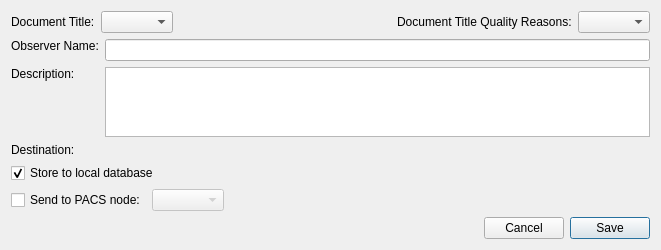
Old version of the form starviewer/src/core/keyimagenotecreatorwidgetbase.ui in the repository starviewer-medical/starviewer.
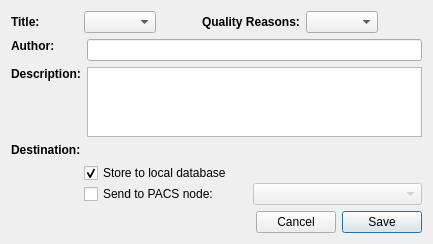
New version of the form. Icons and pictures are not drawn.

Commit message: ENH: S'omple la llista de PACS i es tracten correctament els checkbox de Local i PACS, tambe es fan petites millores en la interficie

```diff
--- a/starviewer/src/core/keyimagenotecreatorwidgetbase.ui
+++ b/starviewer/src/core/keyimagenotecreatorwidgetbase.ui
@@ -6,8 +6,8 @@
    <rect>
     <x>0</x>
     <y>0</y>
-    <width>661</width>
-    <height>234</height>
+    <width>433</width>
+    <height>235</height>
    </rect>
   </property>
   <property name="sizePolicy">
@@ -38,12 +38,24 @@
        </property>
        <property name="minimumSize">
         <size>
-         <width>0</width>
-         <height>0</height>
+         <width>67</width>
+         <height>16</height>
         </size>
        </property>
+       <property name="maximumSize">
+        <size>
+         <width>16777215</width>
+         <height>16777215</height>
+        </size>
+       </property>
+       <property name="font">
+        <font>
+         <weight>75</weight>
+         <bold>true</bold>
+        </font>
+       </property>
        <property name="text">
-        <string>Document Title:</string>
+        <string>Title:</string>
        </property>
       </widget>
      </item>
@@ -62,6 +74,9 @@
        <property name="orientation">
         <enum>Qt::Horizontal</enum>
        </property>
+       <property name="sizeType">
+        <enum>QSizePolicy::Fixed</enum>
+       </property>
        <property name="sizeHint" stdset="0">
         <size>
          <width>40</width>
@@ -84,8 +99,14 @@
          <height>0</height>
         </size>
        </property>
+       <property name="font">
+        <font>
+         <weight>75</weight>
+         <bold>true</bold>
+        </font>
+       </property>
        <property name="text">
-        <string>Document Title Quality Reasons:</string>
+        <string>Quality Reasons:</string>
        </property>
       </widget>
      </item>
@@ -102,10 +123,26 @@
        </property>
       </widget>
      </item>
+     <item>
+      <spacer name="horizontalSpacer_3">
+       <property name="orientation">
+        <enum>Qt::Horizontal</enum>
+       </property>
+       <property name="sizeHint" stdset="0">
+        <size>
+         <width>40</width>
+         <height>20</height>
+        </size>
+       </property>
+      </spacer>
+     </item>
     </layout>
    </item>
    <item row="1" column="0" colspan="2">
     <layout class="QFormLayout" name="formLayout">
+     <property name="fieldGrowthPolicy">
+      <enum>QFormLayout::AllNonFixedFieldsGrow</enum>
+     </property>
      <item row="0" column="0">
       <widget class="QLabel" name="m_observerNameLabel">
        <property name="sizePolicy">
@@ -120,8 +157,14 @@
          <height>0</height>
         </size>
        </property>
+       <property name="font">
+        <font>
+         <weight>75</weight>
+         <bold>true</bold>
+        </font>
+       </property>
        <property name="text">
-        <string>Observer Name:</string>
+        <string>Author:</string>
        </property>
       </widget>
      </item>
@@ -155,6 +198,12 @@
          <height>0</height>
         </size>
        </property>
+       <property name="font">
+        <font>
+         <weight>75</weight>
+         <bold>true</bold>
+        </font>
+       </property>
        <property name="text">
         <string>Description:</string>
        </property>
@@ -179,15 +228,42 @@
     </layout>
    </item>
    <item row="2" column="0">
-    <layout class="QGridLayout" name="gridLayout_2">
-     <item row="0" column="0">
       <widget class="QLabel" name="m_destinationLabel">
+     <property name="font">
+      <font>
+       <weight>75</weight>
+       <bold>true</bold>
+      </font>
+     </property>
        <property name="text">
         <string>Destination:</string>
        </property>
       </widget>
      </item>
-     <item row="1" column="0" colspan="2">
+   <item row="3" column="0" colspan="2">
+    <layout class="QHBoxLayout" name="horizontalLayout_3">
+     <item>
+      <spacer name="horizontalSpacer_4">
+       <property name="orientation">
+        <enum>Qt::Horizontal</enum>
+       </property>
+       <property name="sizeType">
+        <enum>QSizePolicy::Fixed</enum>
+       </property>
+       <property name="sizeHint" stdset="0">
+        <size>
+         <width>73</width>
+         <height>20</height>
+        </size>
+       </property>
+      </spacer>
+     </item>
+     <item>
+      <layout class="QVBoxLayout" name="verticalLayout">
+       <property name="spacing">
+        <number>0</number>
+       </property>
+       <item>
       <widget class="QCheckBox" name="m_storeToLocalCheckBox">
        <property name="text">
         <string>Store to local database</string>
@@ -197,14 +273,16 @@
        </property>
       </widget>
      </item>
-     <item row="2" column="0">
+       <item>
+        <layout class="QHBoxLayout" name="horizontalLayout_2">
+         <item>
       <widget class="QCheckBox" name="m_sendToPacsCheckBox">
        <property name="text">
         <string>Send to PACS node:</string>
        </property>
       </widget>
      </item>
-     <item row="2" column="1">
+         <item>
       <widget class="QComboBox" name="m_pacsNodeComboBox">
        <property name="enabled">
         <bool>false</bool>
@@ -213,7 +291,11 @@
      </item>
     </layout>
    </item>
-   <item row="3" column="1">
+      </layout>
+     </item>
+    </layout>
+   </item>
+   <item row="4" column="1">
     <layout class="QHBoxLayout" name="horizontalLayout_4">
      <item>
       <spacer name="horizontalSpacer_2">
```
Left out of the diff: 8 changed lines with no effect on the pictures. Lines whose indentation alone changed are shown as unchanged. The commit also changes 2 other files.
